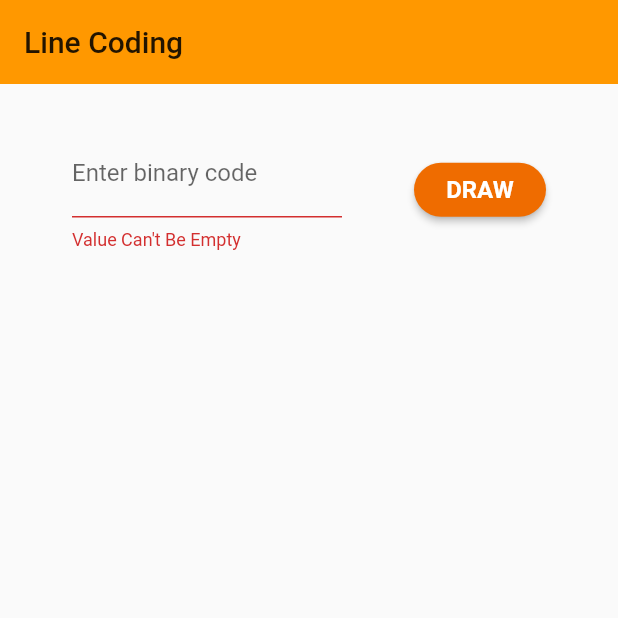
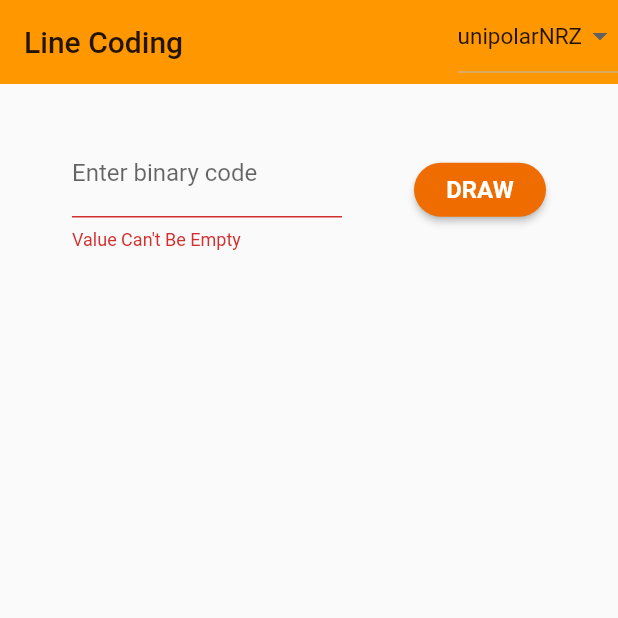
Before and after one commit to sbis04/line_coding, a Flutter app: the screen it shows after launch, on a phone screen of 412 x 824 dp, the top half of it. Run offline on Flutter 3.47's test engine with Material 2 defaults, Android fonts, the phone set to English and light mode, and no system bars.

Commit message:
Added all 6 coding techniques

```diff
--- a/lib/line_coding.dart
+++ b/lib/line_coding.dart
@@ -9,14 +9,71 @@ class LineCoding extends StatefulWidget {
 }
 
 class _LineCodingState extends State<LineCoding> {
+  String _codingTechnique = "unipolarNRZ";
+  DropdownButton _codingTechniqueSelector() => DropdownButton<String>(
+        items: [
+          DropdownMenuItem(
+            value: "unipolarNRZ",
+            child: Text(
+              "unipolarNRZ",
+              style: TextStyle(fontSize: 15),
+            ),
+          ),
+          DropdownMenuItem(
+            value: "unipolarRZ",
+            child: Text(
+              "unipolarRZ",
+              style: TextStyle(fontSize: 15),
+            ),
+          ),
+          DropdownMenuItem(
+            value: "polarNRZ",
+            child: Text(
+              "polarNRZ",
+              style: TextStyle(fontSize: 15),
+            ),
+          ),
+          DropdownMenuItem(
+            value: "polarRZ",
+            child: Text(
+              "polarRZ",
+              style: TextStyle(fontSize: 15),
+            ),
+          ),
+          DropdownMenuItem(
+            value: "bipolarNRZ",
+            child: Text(
+              "bipolarNRZ",
+              style: TextStyle(fontSize: 15),
+            ),
+          ),
+          DropdownMenuItem(
+            value: "bipolarRZ",
+            child: Text(
+              "bipolarRZ",
+              style: TextStyle(fontSize: 15),
+            ),
+          ),
+        ],
+        onChanged: (value) {
+          setState(() {
+            _codingTechnique = value;
+          });
+        },
+        value: _codingTechnique,
+        focusColor: Colors.orange,
+      );
 
-  String _codingTechnique = "bipolarRZ";
+  // String _codingTechnique = "bipolarRZ";
   @override
   Widget build(BuildContext context) {
     return Scaffold(
       appBar: AppBar(
         title: Text("Line Coding"),
         elevation: 0,
+        actions: <Widget>[
+          _codingTechniqueSelector(),
+        ],
       ),
       body: SingleChildScrollView(
         child: Column(
--- a/lib/painter/axis_painter.dart
+++ b/lib/painter/axis_painter.dart
@@ -7,6 +7,13 @@ class AxisPainter extends CustomPainter {
 
   @override
   void paint(Canvas canvas, Size size) {
+    bool _requireExtendedAxis = true;
+
+    var _codingStyleRequiringExtendedAxis = ["unipolarNRZ", "unipolarRZ"];
+    if (_codingStyleRequiringExtendedAxis.contains(_type)) {
+      _requireExtendedAxis = false;
+    }
+
     var paint = Paint()
       ..color = Colors.black54
       ..strokeWidth = 2
@@ -25,7 +32,7 @@ class AxisPainter extends CustomPainter {
 
     // Drawing the axis lines
     canvas.drawLine(
-        _type == "polarRZ"
+        _requireExtendedAxis
             ? startingPoint + Offset(0, _eachSignalBitWidth)
             : startingPoint,
         endingPointY,
@@ -52,7 +59,7 @@ class AxisPainter extends CustomPainter {
         endingPointY + Offset(_eachSignalBitWidth * i, 0),
         startingPoint +
             Offset(_eachSignalBitWidth * i,
-                _type == "polarRZ" ? _eachSignalBitWidth : 0),
+                _requireExtendedAxis ? _eachSignalBitWidth : 0),
         paintSeparator,
       );
     }
```
